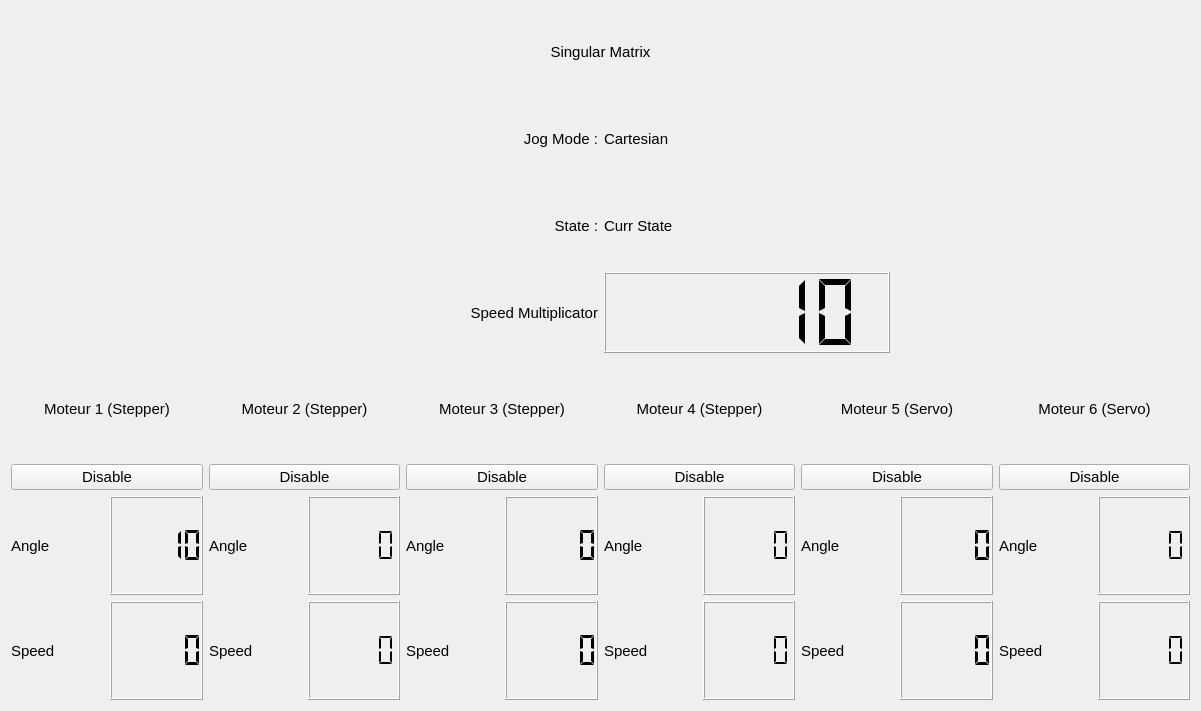
The window that rover_arm_gui/resource/rover_arm_gui.ui (robotique-udes/rover) describes before a commit, drawn with Qt 5.
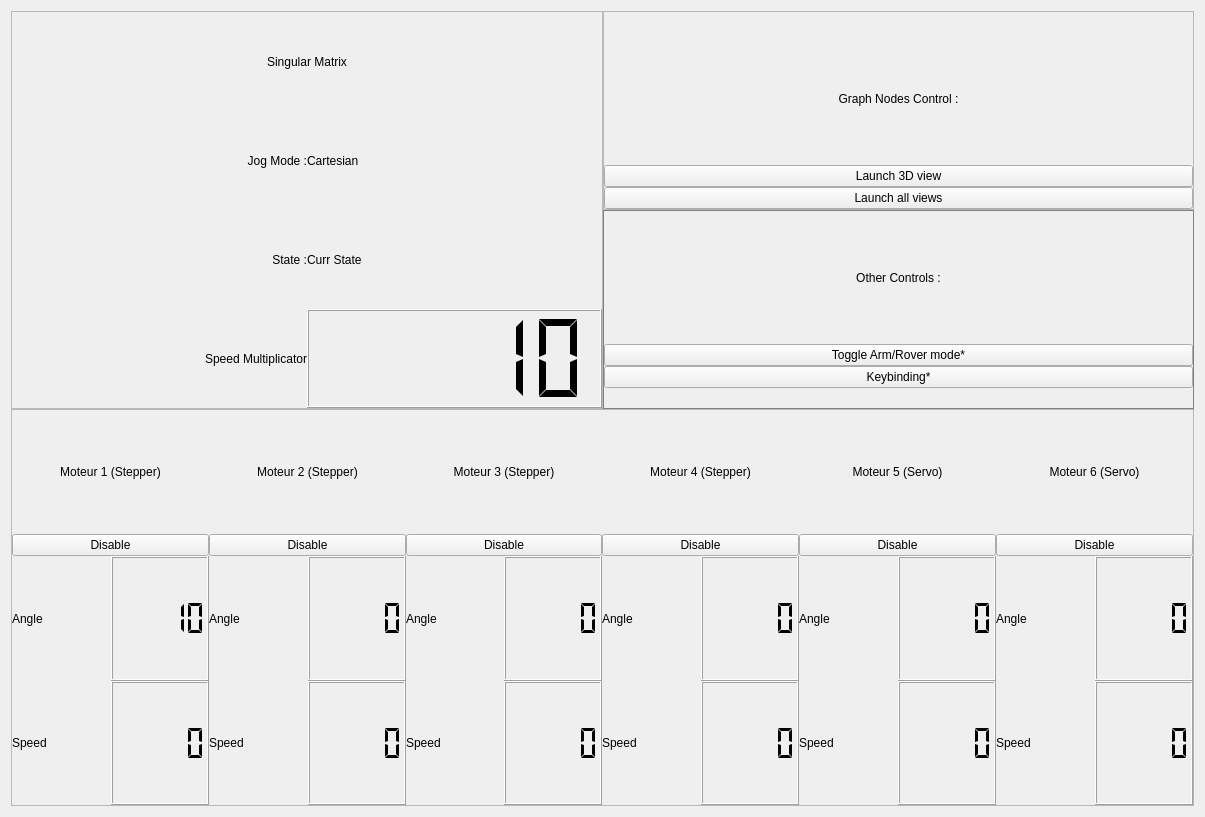
The same window after the commit.

The edit to the form file:
```diff
--- a/rover_arm_gui/resource/rover_arm_gui.ui
+++ b/rover_arm_gui/resource/rover_arm_gui.ui
@@ -9,8 +9,8 @@
    <rect>
     <x>0</x>
     <y>0</y>
-    <width>1201</width>
-    <height>711</height>
+    <width>1205</width>
+    <height>817</height>
    </rect>
   </property>
   <property name="font">
@@ -27,11 +27,414 @@
   <property name="windowTitle">
    <string>Rovus Arm Gui</string>
   </property>
+  <property name="styleSheet">
+   <string notr="true"/>
+  </property>
+  <layout class="QGridLayout" name="gridLayout_5">
+   <item row="0" column="0">
+    <layout class="QVBoxLayout" name="verticalLayout_10">
+     <property name="spacing">
+      <number>0</number>
+     </property>
+     <item>
+      <layout class="QHBoxLayout" name="horizontalLayout_8">
+       <property name="spacing">
+        <number>0</number>
+       </property>
+       <item>
+        <layout class="QHBoxLayout" name="horizontalLayout_10">
+         <item>
+          <widget class="QFrame" name="frame_info">
+           <property name="enabled">
+            <bool>true</bool>
+           </property>
+           <property name="styleSheet">
+            <string notr="true">QFrame#frame_other_controls{border: 1px solid grey;}</string>
+           </property>
+           <property name="frameShape">
+            <enum>QFrame::StyledPanel</enum>
+           </property>
+           <property name="frameShadow">
+            <enum>QFrame::Plain</enum>
+           </property>
+           <property name="lineWidth">
+            <number>1</number>
+           </property>
   <layout class="QGridLayout" name="gridLayout_2">
+            <property name="leftMargin">
+             <number>0</number>
+            </property>
+            <property name="topMargin">
+             <number>0</number>
+            </property>
+            <property name="rightMargin">
+             <number>0</number>
+            </property>
+            <property name="bottomMargin">
+             <number>0</number>
+            </property>
+            <property name="spacing">
+             <number>0</number>
+            </property>
    <item row="0" column="0">
+             <layout class="QHBoxLayout" name="horizontalLayout_13">
+              <item>
+               <layout class="QVBoxLayout" name="verticalLayout_3">
+                <property name="spacing">
+                 <number>0</number>
+                </property>
+                <item>
+                 <widget class="QLabel" name="singularMatrix">
+                  <property name="frameShape">
+                   <enum>QFrame::NoFrame</enum>
+                  </property>
+                  <property name="frameShadow">
+                   <enum>QFrame::Plain</enum>
+                  </property>
+                  <property name="text">
+                   <string>Singular Matrix</string>
+                  </property>
+                  <property name="alignment">
+                   <set>Qt::AlignCenter</set>
+                  </property>
+                 </widget>
+                </item>
+                <item>
+                 <layout class="QHBoxLayout" name="horizontalLayout_11">
+                  <item>
+                   <widget class="QLabel" name="jogModeLabel">
+                    <property name="text">
+                     <string>Jog Mode :</string>
+                    </property>
+                    <property name="alignment">
+                     <set>Qt::AlignRight|Qt::AlignTrailing|Qt::AlignVCenter</set>
+                    </property>
+                   </widget>
+                  </item>
+                  <item>
+                   <widget class="QLabel" name="jogMode">
+                    <property name="text">
+                     <string>Cartesian</string>
+                    </property>
+                    <property name="alignment">
+                     <set>Qt::AlignLeading|Qt::AlignLeft|Qt::AlignVCenter</set>
+                    </property>
+                    <property name="buddy">
+                     <cstring>jogMode</cstring>
+                    </property>
+                   </widget>
+                  </item>
+                 </layout>
+                </item>
+                <item>
+                 <layout class="QHBoxLayout" name="horizontalLayout_9">
+                  <item>
+                   <widget class="QLabel" name="stateLabel">
+                    <property name="text">
+                     <string>State :</string>
+                    </property>
+                    <property name="alignment">
+                     <set>Qt::AlignRight|Qt::AlignTrailing|Qt::AlignVCenter</set>
+                    </property>
+                   </widget>
+                  </item>
+                  <item>
+                   <widget class="QLabel" name="currState">
+                    <property name="text">
+                     <string>Curr State</string>
+                    </property>
+                    <property name="textFormat">
+                     <enum>Qt::AutoText</enum>
+                    </property>
+                    <property name="scaledContents">
+                     <bool>false</bool>
+                    </property>
+                    <property name="alignment">
+                     <set>Qt::AlignLeading|Qt::AlignLeft|Qt::AlignVCenter</set>
+                    </property>
+                   </widget>
+                  </item>
+                 </layout>
+                </item>
+                <item>
+                 <layout class="QHBoxLayout" name="horizontalLayout_12">
+                  <item>
+                   <widget class="QLabel" name="speedMultiplicatorLabel">
+                    <property name="text">
+                     <string>Speed Multiplicator</string>
+                    </property>
+                    <property name="alignment">
+                     <set>Qt::AlignRight|Qt::AlignTrailing|Qt::AlignVCenter</set>
+                    </property>
+                   </widget>
+                  </item>
+                  <item>
+                   <widget class="QLCDNumber" name="currSpeedMultiplicator">
+                    <property name="smallDecimalPoint">
+                     <bool>true</bool>
+                    </property>
+                    <property name="digitCount">
+                     <number>5</number>
+                    </property>
+                    <property name="segmentStyle">
+                     <enum>QLCDNumber::Flat</enum>
+                    </property>
+                    <property name="value" stdset="0">
+                     <double>10.000000000000000</double>
+                    </property>
+                    <property name="intValue" stdset="0">
+                     <number>10</number>
+                    </property>
+                   </widget>
+                  </item>
+                 </layout>
+                </item>
+               </layout>
+              </item>
+             </layout>
+            </item>
+           </layout>
+          </widget>
+         </item>
+        </layout>
+       </item>
+       <item>
+        <layout class="QVBoxLayout" name="verticalLayout_4">
+         <property name="spacing">
+          <number>0</number>
+         </property>
+         <item>
+          <widget class="QFrame" name="frame_graph_nodes_control">
+           <property name="enabled">
+            <bool>true</bool>
+           </property>
+           <property name="styleSheet">
+            <string notr="true">QFrame#frame_other_controls{border: 1px solid grey;}</string>
+           </property>
+           <property name="frameShape">
+            <enum>QFrame::StyledPanel</enum>
+           </property>
+           <property name="frameShadow">
+            <enum>QFrame::Plain</enum>
+           </property>
+           <property name="lineWidth">
+            <number>1</number>
+           </property>
+           <layout class="QGridLayout" name="gridLayout_3">
+            <property name="leftMargin">
+             <number>0</number>
+            </property>
+            <property name="topMargin">
+             <number>0</number>
+            </property>
+            <property name="rightMargin">
+             <number>0</number>
+            </property>
+            <property name="bottomMargin">
+             <number>0</number>
+            </property>
+            <property name="spacing">
+             <number>0</number>
+            </property>
+            <item row="0" column="0">
+             <layout class="QVBoxLayout" name="verticalLayout">
+              <item>
+               <spacer name="verticalSpacer_3">
+                <property name="orientation">
+                 <enum>Qt::Vertical</enum>
+                </property>
+                <property name="sizeType">
+                 <enum>QSizePolicy::Minimum</enum>
+                </property>
+                <property name="sizeHint" stdset="0">
+                 <size>
+                  <width>20</width>
+                  <height>20</height>
+                 </size>
+                </property>
+               </spacer>
+              </item>
+              <item>
+               <widget class="QLabel" name="singularMatrix_3">
+                <property name="enabled">
+                 <bool>true</bool>
+                </property>
+                <property name="frameShape">
+                 <enum>QFrame::NoFrame</enum>
+                </property>
+                <property name="frameShadow">
+                 <enum>QFrame::Plain</enum>
+                </property>
+                <property name="text">
+                 <string>Graph Nodes Control :</string>
+                </property>
+                <property name="alignment">
+                 <set>Qt::AlignCenter</set>
+                </property>
+               </widget>
+              </item>
+              <item>
+               <widget class="QPushButton" name="launch_3d_view">
+                <property name="enabled">
+                 <bool>true</bool>
+                </property>
+                <property name="text">
+                 <string>Launch 3D view</string>
+                </property>
+                <property name="checkable">
+                 <bool>true</bool>
+                </property>
+               </widget>
+              </item>
+              <item>
+               <widget class="QPushButton" name="launch_all_views">
+                <property name="text">
+                 <string>Launch all views</string>
+                </property>
+                <property name="checkable">
+                 <bool>true</bool>
+                </property>
+               </widget>
+              </item>
+             </layout>
+            </item>
+           </layout>
+          </widget>
+         </item>
+         <item>
+          <widget class="QFrame" name="frame_other_controls">
+           <property name="enabled">
+            <bool>true</bool>
+           </property>
+           <property name="styleSheet">
+            <string notr="true">QFrame#frame_other_controls{border: 1px solid grey;}</string>
+           </property>
+           <property name="frameShape">
+            <enum>QFrame::StyledPanel</enum>
+           </property>
+           <property name="frameShadow">
+            <enum>QFrame::Plain</enum>
+           </property>
+           <property name="lineWidth">
+            <number>1</number>
+           </property>
+           <layout class="QGridLayout" name="gridLayout_4">
+            <property name="leftMargin">
+             <number>0</number>
+            </property>
+            <property name="topMargin">
+             <number>0</number>
+            </property>
+            <property name="rightMargin">
+             <number>0</number>
+            </property>
+            <property name="bottomMargin">
+             <number>0</number>
+            </property>
+            <property name="spacing">
+             <number>0</number>
+            </property>
+            <item row="0" column="0">
+             <layout class="QVBoxLayout" name="verticalLayout_6">
+              <item>
+               <widget class="QLabel" name="singularMatrix_4">
+                <property name="frameShape">
+                 <enum>QFrame::NoFrame</enum>
+                </property>
+                <property name="frameShadow">
+                 <enum>QFrame::Plain</enum>
+                </property>
+                <property name="text">
+                 <string>Other Controls :</string>
+                </property>
+                <property name="alignment">
+                 <set>Qt::AlignCenter</set>
+                </property>
+               </widget>
+              </item>
+              <item>
+               <widget class="QPushButton" name="launch_3d_view_3">
+                <property name="text">
+                 <string>Toggle Arm/Rover mode*</string>
+                </property>
+                <property name="checkable">
+                 <bool>true</bool>
+                </property>
+               </widget>
+              </item>
+              <item>
+               <widget class="QPushButton" name="launch_3d_view_2">
+                <property name="text">
+                 <string>Keybinding*</string>
+                </property>
+                <property name="checkable">
+                 <bool>true</bool>
+                </property>
+               </widget>
+              </item>
+              <item>
+               <spacer name="verticalSpacer_4">
+                <property name="orientation">
+                 <enum>Qt::Vertical</enum>
+                </property>
+                <property name="sizeType">
+                 <enum>QSizePolicy::Minimum</enum>
+                </property>
+                <property name="sizeHint" stdset="0">
+                 <size>
+                  <width>20</width>
+                  <height>20</height>
+                 </size>
+                </property>
+               </spacer>
+              </item>
+             </layout>
+            </item>
+           </layout>
+          </widget>
+         </item>
+        </layout>
+       </item>
+      </layout>
+     </item>
+     <item>
+      <widget class="QFrame" name="frame_moteur">
+       <property name="enabled">
+        <bool>true</bool>
+       </property>
+       <property name="styleSheet">
+        <string notr="true">QFrame#frame_other_controls{border: 1px solid grey;}</string>
+       </property>
+       <property name="frameShape">
+        <enum>QFrame::StyledPanel</enum>
+       </property>
+       <property name="frameShadow">
+        <enum>QFrame::Plain</enum>
+       </property>
+       <property name="lineWidth">
+        <number>1</number>
+       </property>
     <layout class="QGridLayout" name="gridLayout">
-     <item row="1" column="0">
+        <property name="leftMargin">
+         <number>0</number>
+        </property>
+        <property name="topMargin">
+         <number>0</number>
+        </property>
+        <property name="rightMargin">
+         <number>0</number>
+        </property>
+        <property name="bottomMargin">
+         <number>0</number>
+        </property>
+        <property name="spacing">
+         <number>0</number>
+        </property>
+        <item row="0" column="0">
       <layout class="QHBoxLayout" name="horizontalLayout">
+          <property name="spacing">
+           <number>0</number>
+          </property>
        <item>
         <layout class="QVBoxLayout" name="verticalLayoutMoteur1">
          <item>
@@ -442,148 +845,8 @@
        </item>
       </layout>
      </item>
-     <item row="0" column="0">
-      <layout class="QHBoxLayout" name="horizontalLayout_10">
-       <item>
-        <spacer name="horizontalSpacer">
-         <property name="orientation">
-          <enum>Qt::Horizontal</enum>
-         </property>
-         <property name="sizeType">
-          <enum>QSizePolicy::Fixed</enum>
-         </property>
-         <property name="sizeHint" stdset="0">
-          <size>
-           <width>300</width>
-           <height>20</height>
-          </size>
-         </property>
-        </spacer>
-       </item>
-       <item>
-        <layout class="QVBoxLayout" name="verticalLayout_3">
-         <item>
-          <widget class="QLabel" name="singularMatrix">
-           <property name="frameShape">
-            <enum>QFrame::NoFrame</enum>
-           </property>
-           <property name="frameShadow">
-            <enum>QFrame::Plain</enum>
-           </property>
-           <property name="text">
-            <string>Singular Matrix</string>
-           </property>
-           <property name="alignment">
-            <set>Qt::AlignCenter</set>
-           </property>
-          </widget>
-         </item>
-         <item>
-          <layout class="QHBoxLayout" name="horizontalLayout_11">
-           <item>
-            <widget class="QLabel" name="jogModeLabel">
-             <property name="text">
-              <string>Jog Mode :</string>
-             </property>
-             <property name="alignment">
-              <set>Qt::AlignRight|Qt::AlignTrailing|Qt::AlignVCenter</set>
-             </property>
-            </widget>
-           </item>
-           <item>
-            <widget class="QLabel" name="jogMode">
-             <property name="text">
-              <string>Cartesian</string>
-             </property>
-             <property name="alignment">
-              <set>Qt::AlignLeading|Qt::AlignLeft|Qt::AlignVCenter</set>
-             </property>
-            </widget>
-           </item>
-          </layout>
-         </item>
-         <item>
-          <layout class="QHBoxLayout" name="horizontalLayout_9">
-           <item>
-            <widget class="QLabel" name="stateLabel">
-             <property name="text">
-              <string>State :</string>
-             </property>
-             <property name="alignment">
-              <set>Qt::AlignRight|Qt::AlignTrailing|Qt::AlignVCenter</set>
-             </property>
-            </widget>
-           </item>
-           <item>
-            <widget class="QLabel" name="currState">
-             <property name="text">
-              <string>Curr State</string>
-             </property>
-             <property name="textFormat">
-              <enum>Qt::AutoText</enum>
-             </property>
-             <property name="scaledContents">
-              <bool>false</bool>
-             </property>
-             <property name="alignment">
-              <set>Qt::AlignLeading|Qt::AlignLeft|Qt::AlignVCenter</set>
-             </property>
-            </widget>
-           </item>
-          </layout>
-         </item>
-         <item>
-          <layout class="QHBoxLayout" name="horizontalLayout_12">
-           <item>
-            <widget class="QLabel" name="speedMultiplicatorLabel">
-             <property name="text">
-              <string>Speed Multiplicator</string>
-             </property>
-             <property name="alignment">
-              <set>Qt::AlignRight|Qt::AlignTrailing|Qt::AlignVCenter</set>
-             </property>
-            </widget>
-           </item>
-           <item>
-            <widget class="QLCDNumber" name="currSpeedMultiplicator">
-             <property name="smallDecimalPoint">
-              <bool>true</bool>
-             </property>
-             <property name="digitCount">
-              <number>5</number>
-             </property>
-             <property name="segmentStyle">
-              <enum>QLCDNumber::Flat</enum>
-             </property>
-             <property name="value" stdset="0">
-              <double>10.000000000000000</double>
-             </property>
-             <property name="intValue" stdset="0">
-              <number>10</number>
-             </property>
-            </widget>
-           </item>
-          </layout>
-         </item>
-        </layout>
-       </item>
-       <item>
-        <spacer name="horizontalSpacer_2">
-         <property name="orientation">
-          <enum>Qt::Horizontal</enum>
-         </property>
-         <property name="sizeType">
-          <enum>QSizePolicy::Fixed</enum>
-         </property>
-         <property name="sizeHint" stdset="0">
-          <size>
-           <width>300</width>
-           <height>20</height>
-          </size>
-         </property>
-        </spacer>
-       </item>
-      </layout>
+       </layout>
+      </widget>
      </item>
     </layout>
    </item>
```
Left out of the diff: 6 changed lines with no effect on the pictures. Lines whose indentation alone changed are shown as unchanged.
